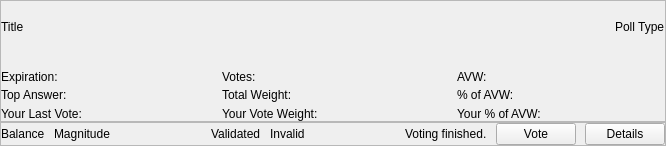
gridcoin-community/Gridcoin-Research, file src/qt/forms/voting/pollcard.ui: the form before one commit.
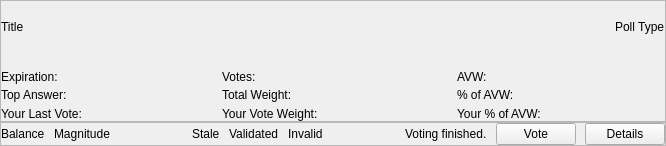
The form after the commit.

Commit message: Update poll card and style sheets to show stale indicator

Patch:
```diff
--- a/src/qt/forms/voting/pollcard.ui
+++ b/src/qt/forms/voting/pollcard.ui
@@ -298,6 +298,13 @@
         </property>
        </spacer>
       </item>
+      <item>
+       <widget class="QLabel" name="staleLabel">
+        <property name="text">
+         <string>Stale</string>
+        </property>
+       </widget>
+      </item>
       <item>
        <widget class="QLabel" name="validatedLabel">
         <property name="text">
```
The commit also changes 3 other files.
